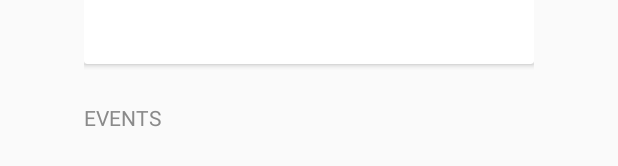
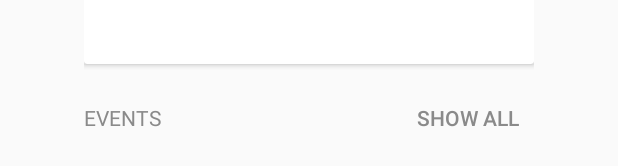
Before and after one commit to ValeryRrR/CalendarWithEvent, an Android app: the layout activity_main.xml on its own in the app's theme, with its tools: preview values and no code run, on a phone screen of 412 x 824 dp. Shown: the part 485-651 px from the top of the screen. Run offline under Robolectric (Android 15) with nearby library versions, the phone set to English and light mode, and no system bars; plain views replace MaterialCalendarView.

Commit message:
Added show of events for the selected day.

```diff
--- a/app/src/main/java/com/example/myapplication/model/database/EventDao.java
+++ b/app/src/main/java/com/example/myapplication/model/database/EventDao.java
@@ -21,6 +21,9 @@ public interface EventDao {
 
     @Query("SELECT EXISTS(SELECT * FROM event e WHERE (:date)=e.date)")
     boolean eventIsExists(String date);
+
+    @Query("SELECT * FROM event WHERE date LIKE (:date)")
+    List<Event> getByDate(String date);
 
     @Insert
     void insertAll(Event... events);
--- a/app/src/main/res/layout/activity_main.xml
+++ b/app/src/main/res/layout/activity_main.xml
@@ -79,8 +79,21 @@
             android:layout_height="wrap_content"
             android:layout_below="@id/calendar_card_view"
             android:layout_marginTop="26dp"
+            android:textSize="14sp"
             android:text="@string/events"
             android:textColor="#8A8A8A" />
+
+        <Button
+            android:id="@+id/btn_show_all"
+            android:layout_width="wrap_content"
+            android:layout_height="16dp"
+            android:text="Show all"
+            android:background="@null"
+            android:layout_below="@+id/calendar_card_view"
+            android:layout_alignEnd="@+id/calendar_card_view"
+            android:textColor="#8A8A8A"
+            android:layout_marginTop="26dp"
+            />
 
     </RelativeLayout>
 
--- /dev/null
+++ b/app/src/main/res/mipmap-anydpi-v26/ic_ok.xml
@@ -0,0 +1,4 @@
+<?xml version="1.0" encoding="utf-8"?>
+<adaptive-icon xmlns:android="http://schemas.android.com/apk/res/android">
+
+</adaptive-icon>
--- /dev/null
+++ b/app/src/main/res/mipmap-anydpi-v26/ic_ok_round.xml
@@ -0,0 +1,4 @@
+<?xml version="1.0" encoding="utf-8"?>
+<adaptive-icon xmlns:android="http://schemas.android.com/apk/res/android">
+
+</adaptive-icon>
```
Also changed, not shown: app/src/main/java/com/example/myapplication/MainActivity.java (+40 -31 lines), app/src/main/java/com/example/myapplication/NewEventActivity.java (+33 -0 lines), app/src/main/res/mipmap-hdpi/ic_ok.png (added), app/src/main/res/mipmap-hdpi/ic_ok_round.png (added), app/src/main/res/mipmap-mdpi/ic_ok.png (added), app/src/main/res/mipmap-mdpi/ic_ok_round.png (added), app/src/main/res/mipmap-xhdpi/ic_ok.png (added), app/src/main/res/mipmap-xhdpi/ic_ok_round.png (added), app/src/main/res/mipmap-xxhdpi/ic_ok.png (added), app/src/main/res/mipmap-xxhdpi/ic_ok_round.png (added), app/src/main/res/mipmap-xxxhdpi/ic_ok.png (added), app/src/main/res/mipmap-xxxhdpi/ic_ok_round.png (added).
